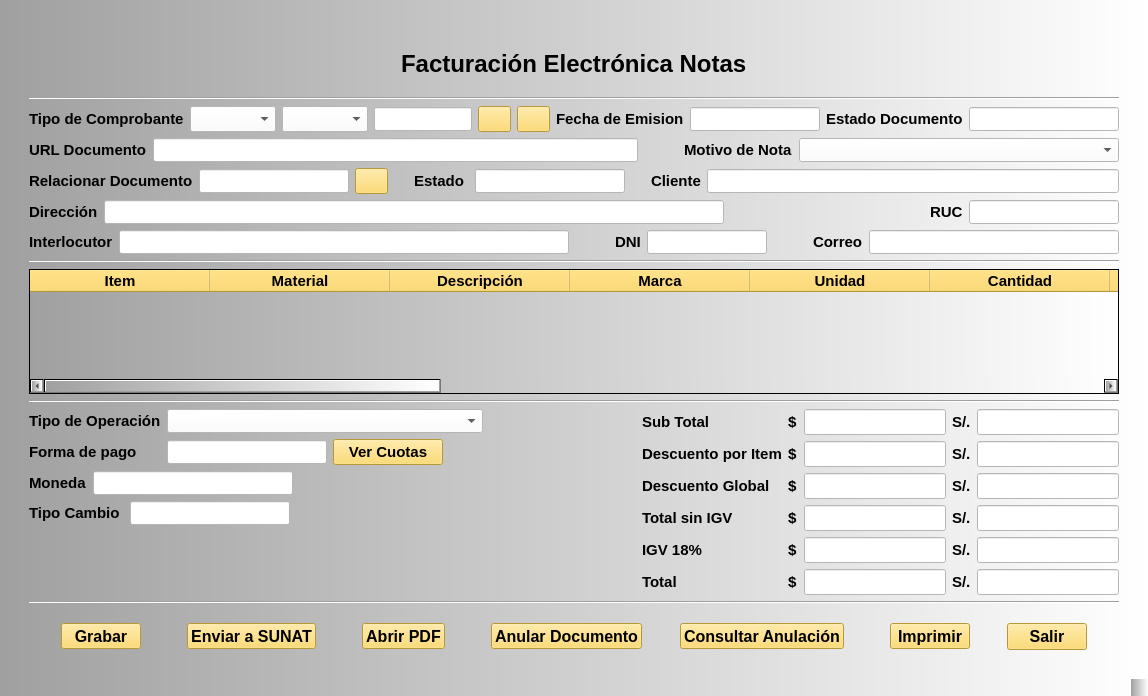
First picture: the form in ERP_Facturacion_Notas.ui, repository RonnyOre/P11_Notas, before the edit.
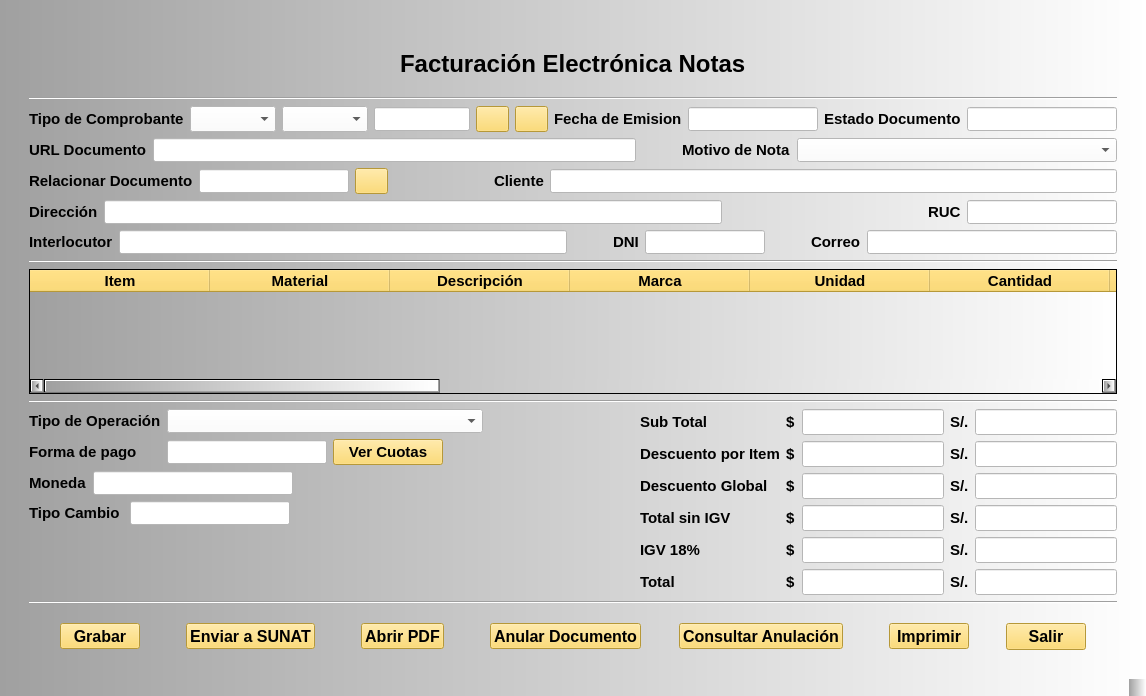
Second picture: the form after the edit.

The edit to the form file:
```diff
--- a/ERP_Facturacion_Notas.ui
+++ b/ERP_Facturacion_Notas.ui
@@ -6,7 +6,7 @@
    <rect>
     <x>0</x>
     <y>0</y>
-    <width>1148</width>
+    <width>1146</width>
     <height>696</height>
    </rect>
   </property>
@@ -623,69 +623,6 @@
           </property>
          </widget>
         </item>
-        <item>
-         <spacer name="horizontalSpacer_13">
-          <property name="orientation">
-           <enum>Qt::Horizontal</enum>
-          </property>
-          <property name="sizeType">
-           <enum>QSizePolicy::Fixed</enum>
-          </property>
-          <property name="sizeHint" stdset="0">
-           <size>
-            <width>20</width>
-            <height>20</height>
-           </size>
-          </property>
-         </spacer>
-        </item>
-        <item>
-         <widget class="QLabel" name="label_33">
-          <property name="font">
-           <font>
-            <pointsize>11</pointsize>
-            <weight>75</weight>
-            <bold>true</bold>
-           </font>
-          </property>
-          <property name="styleSheet">
-           <string notr="true">background-color: rgba(255, 255, 255, 0);</string>
-          </property>
-          <property name="text">
-           <string>Estado </string>
-          </property>
-         </widget>
-        </item>
-        <item>
-         <widget class="QLineEdit" name="leEstado">
-          <property name="enabled">
-           <bool>true</bool>
-          </property>
-          <property name="minimumSize">
-           <size>
-            <width>150</width>
-            <height>0</height>
-           </size>
-          </property>
-          <property name="maximumSize">
-           <size>
-            <width>150</width>
-            <height>24</height>
-           </size>
-          </property>
-          <property name="font">
-           <font>
-            <pointsize>11</pointsize>
-           </font>
-          </property>
-          <property name="styleSheet">
-           <string notr="true">background-color: rgb(255, 255, 255);</string>
-          </property>
-          <property name="text">
-           <string/>
-          </property>
-         </widget>
-        </item>
         <item>
          <spacer name="horizontalSpacer_12">
           <property name="orientation">
@@ -696,7 +633,7 @@
           </property>
           <property name="sizeHint" stdset="0">
            <size>
-            <width>20</width>
+            <width>100</width>
             <height>20</height>
            </size>
           </property>
```
Left out of the diff: 29 changed lines with no effect on the pictures.
